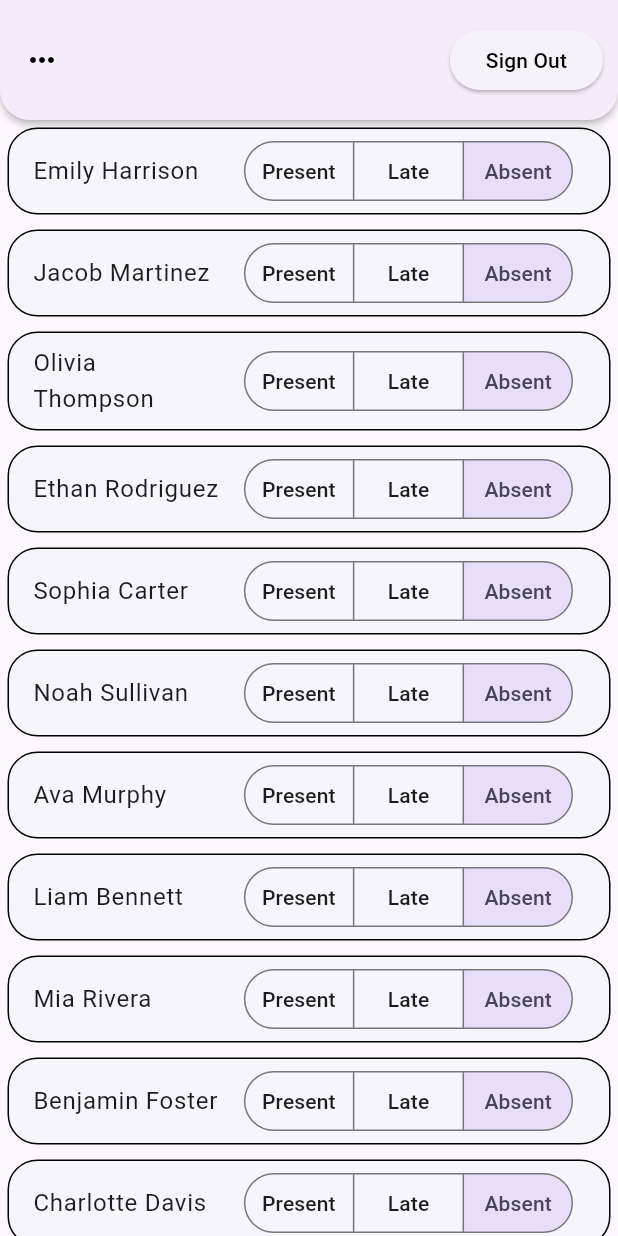
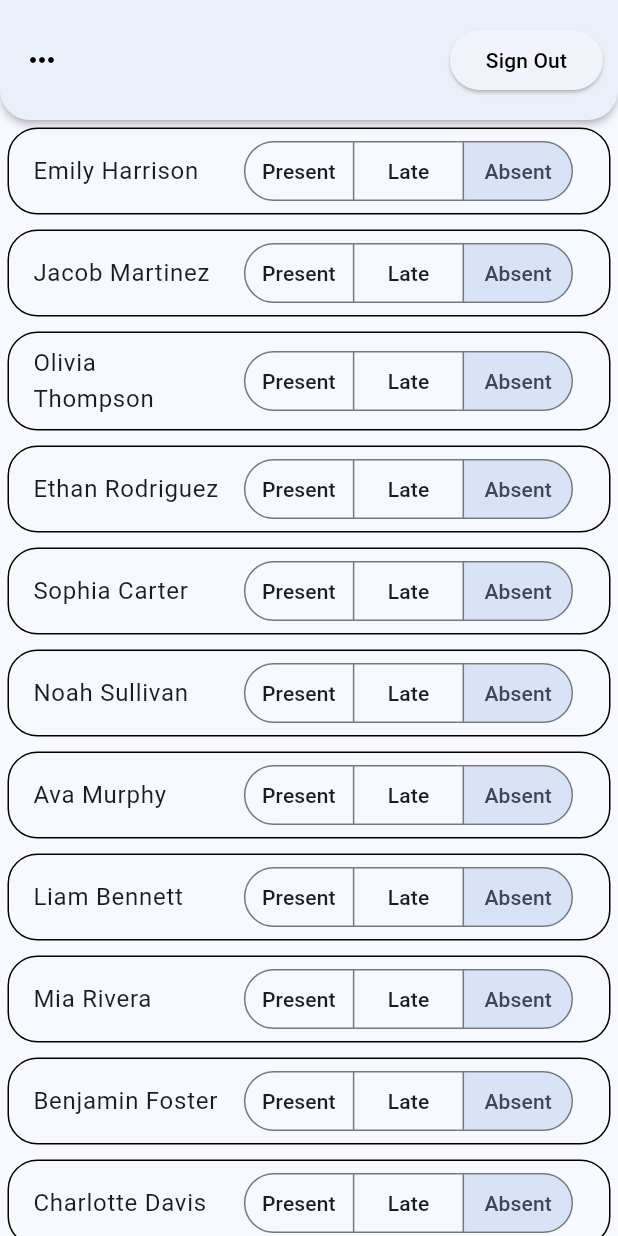
Before and after one commit to lachlk/school_role, a Flutter app: the screen it shows after launch, on a phone screen of 412 x 824 dp. Run offline on Flutter 3.47's test engine with Material 3 defaults, Android fonts, the phone set to English and light mode, and no system bars; generated files the repository leaves out were written again.

Commit message:
Ran: flutter pub add dynamic_color

```diff
--- a/lib/main.dart
+++ b/lib/main.dart
@@ -1,4 +1,5 @@
 import 'package:flutter/material.dart';
+import 'package:school_role/theme.dart';
 
 void main() async {
   runApp(const MyApp());
@@ -11,9 +12,9 @@ class MyApp extends StatelessWidget {
   Widget build(BuildContext context) {
     return MaterialApp(
       debugShowCheckedModeBanner: false,
-      theme: ThemeData(
-        useMaterial3: true,
-      ),
+      theme: lightTheme,
+      darkTheme: darkTheme,
+      themeMode: ThemeMode.system,
       home: const Header(),
     );
   }
@@ -91,7 +92,6 @@ class _StudentListState extends State<StudentList> {
         Padding(
           padding: const EdgeInsets.all(5.0),
           child: ListTile(
-            tileColor: const Color.fromRGBO(245, 245, 251, 100),
             shape: RoundedRectangleBorder(
               side: const BorderSide(color: Colors.black, width: 1),
               borderRadius: BorderRadius.circular(20),
--- a/pubspec.yaml
+++ b/pubspec.yaml
@@ -10,6 +10,7 @@ environment:
   sdk: '>=3.3.3 <4.0.0'
 
 dependencies:
+  dynamic_color: ^1.7.0
   flutter:
     sdk: flutter
   flutter_localizations:
@@ -19,7 +20,7 @@ dev_dependencies:
   flutter_test:
     sdk: flutter
 
-  flutter_lints: ^3.0.0
+  flutter_lints: ^4.0.0
 
 flutter:
   uses-material-design: true
```
Also changed, not shown: pubspec.lock, 5 other files.
